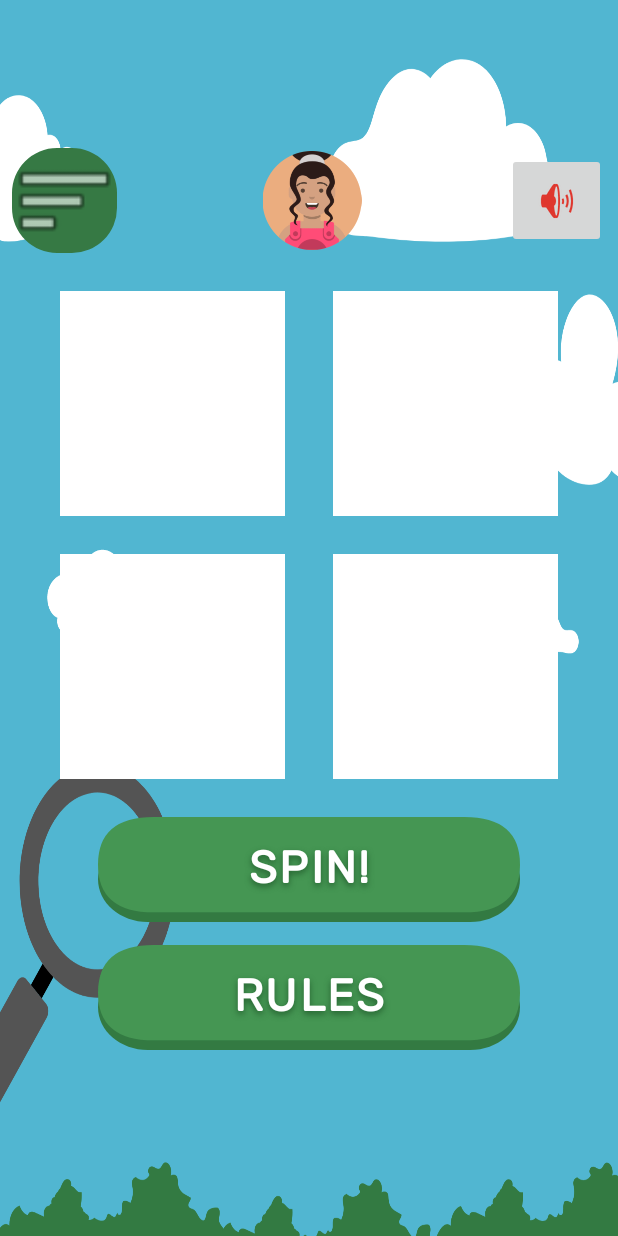
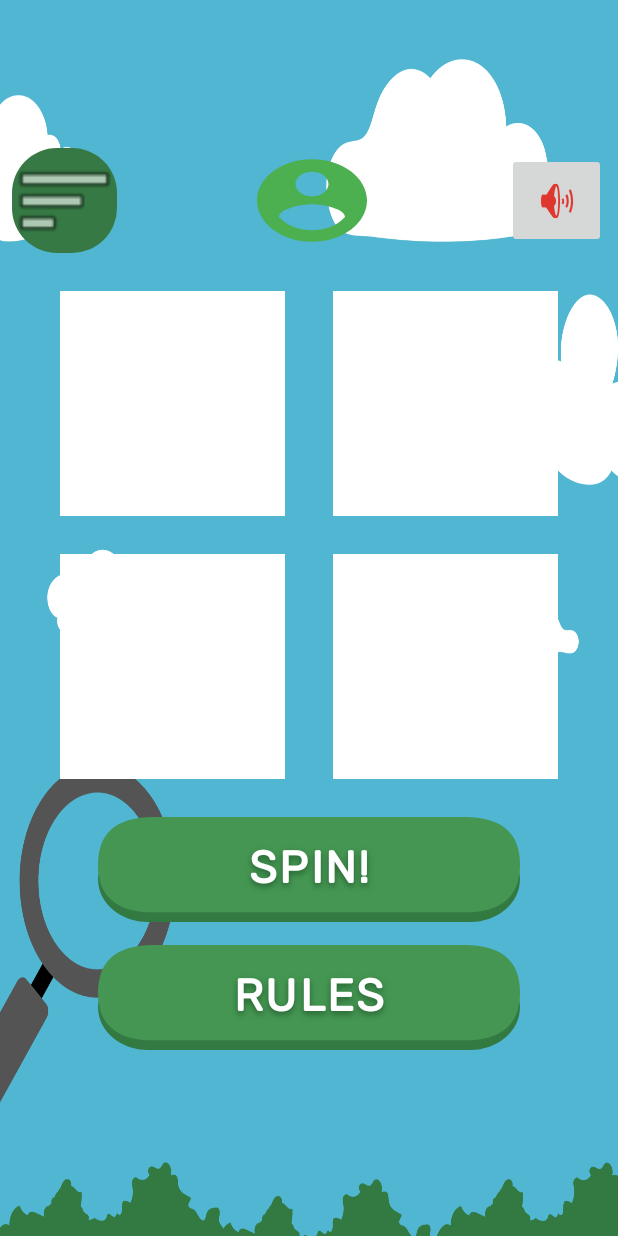
Before and after one commit to GroupA-SODV2999-CapstoneProject/FindAndPlay, an Android app: the SlotMachine screen opened directly, with no data from a screen before it, on a phone screen of 412 x 824 dp. Run offline under Robolectric (Android 15) with nearby library versions, the phone set to English and light mode, and no system bars; our stand-ins replace Firebase (no records; nobody signed in at launch, a user with empty details on screens opened directly), Picasso; pictures from the network do not load.

Commit message:
Updated profile pic

```diff
--- a/app/src/main/java/com/hfad/findandplayA/SlotMachine.java
+++ b/app/src/main/java/com/hfad/findandplayA/SlotMachine.java
@@ -76,6 +76,9 @@ public class SlotMachine extends FindAndPlay_ParentClass implements View.OnClick
         spinBtn.setOnClickListener(this);
         startBtn.setOnClickListener(this);
 
+        final Intent intent = getIntent();
+        String kid = intent.getStringExtra("kid");
+
         ImageView audioBtn = (ImageView) findViewById(R.id.audioBtn);
         audioBtn.setOnClickListener(ref -> {
             audioOn = !audioOn;
@@ -88,6 +91,7 @@ public class SlotMachine extends FindAndPlay_ParentClass implements View.OnClick
             @Override
             public void onClick(View view) {
                 Intent intent = new Intent(SlotMachine.this, ProfileView.class);
+                intent.putExtra("kid", kid);
                 startActivity(intent);
             }
         });
@@ -98,6 +102,7 @@ public class SlotMachine extends FindAndPlay_ParentClass implements View.OnClick
         rulesBtn.setOnClickListener(view -> showDialog());
 
         init_BurgerMenuButton();
+        profilePic(kid);
     }
 
     private void showDialog() {
@@ -404,4 +409,25 @@ public class SlotMachine extends FindAndPlay_ParentClass implements View.OnClick
     }
 
     //TODO Method needed to assign playItems to each child in the current group
+
+    // Update Profile Pic
+    private void profilePic(String kid) {
+        try{
+            if (kid.equals("kid1")){
+                profileOpen.setBackgroundResource(R.drawable.kid1);
+            }else if (kid.equals("kid2")){
+                profileOpen.setBackgroundResource(R.drawable.kid2);
+            }else if (kid.equals("kid3")){
+                profileOpen.setBackgroundResource(R.drawable.kid3);
+            }else if (kid.equals("kid4")){
+                profileOpen.setBackgroundResource(R.drawable.kid4);
+            }else if (kid.equals("kid5")){
+                profileOpen.setBackgroundResource(R.drawable.kid5);
+            }else if (kid.equals("kid6")){
+                profileOpen.setBackgroundResource(R.drawable.kid6);
+            }
+        }catch (Exception e){
+            Log.d(TAG, "Oops");
+        }
+    }
 }
--- a/app/src/main/res/layout-sw600dp/activity_profile_view.xml
+++ b/app/src/main/res/layout-sw600dp/activity_profile_view.xml
@@ -52,7 +52,7 @@
             android:layout_width="300dp"
             android:layout_height="300dp"
             android:layout_weight="2"
-            app:srcCompat="@drawable/kid1" />
+            android:background="@drawable/kid1" />
     </LinearLayout>
 
     <Button
@@ -77,7 +77,6 @@
         android:layout_width="227dp"
         android:layout_height="67dp"
         android:layout_marginTop="8dp"
-        android:text="Player Name"
         android:textSize="34sp"
         android:textStyle="bold"
         app:layout_constraintEnd_toEndOf="parent"
@@ -89,7 +88,6 @@
         android:id="@+id/score"
         android:layout_width="143dp"
         android:layout_height="65dp"
-        android:text="Score:"
         android:textSize="34sp"
         android:textStyle="bold"
         app:layout_constraintEnd_toEndOf="parent"
--- a/app/src/main/res/layout-sw600dp/activity_slot_machinev2.xml
+++ b/app/src/main/res/layout-sw600dp/activity_slot_machinev2.xml
@@ -102,16 +102,16 @@
 
                         <ImageView
                             android:id="@+id/profileOpen"
-                            android:layout_width="wrap_content"
-                            android:layout_height="160dp"
+                            android:layout_width="40dp"
+                            android:layout_height="206dp"
                             android:layout_weight="1"
+                            android:background="@drawable/ic_baseline_account_circle_24"
                             android:clickable="true"
+                            android:contentDescription="@string/profile_picture"
+                            android:focusable="true"
                             app:layout_constraintEnd_toEndOf="parent"
                             app:layout_constraintStart_toStartOf="parent"
-                            app:srcCompat="@drawable/kid1"
-                            tools:ignore="SpeakableTextPresentCheck"
-                            android:focusable="true"
-                            android:contentDescription="@string/profile_picture" />
+                            tools:ignore="SpeakableTextPresentCheck" />
 
                         <TextView
                             android:id="@+id/textView7"
--- a/app/src/main/res/layout/activity_profile_view.xml
+++ b/app/src/main/res/layout/activity_profile_view.xml
@@ -51,7 +51,7 @@
             android:layout_width="228dp"
             android:layout_height="match_parent"
             android:layout_weight="2"
-            app:srcCompat="@drawable/kid1" />
+            android:background="@drawable/kid1" />
     </LinearLayout>
 
     <Button
@@ -72,7 +72,6 @@
         android:layout_width="wrap_content"
         android:layout_height="32dp"
         android:layout_marginTop="20dp"
-        android:text="Player Name"
         android:textSize="24sp"
         android:textStyle="bold"
         app:layout_constraintEnd_toEndOf="parent"
@@ -85,7 +84,6 @@
         android:layout_width="wrap_content"
         android:layout_height="wrap_content"
         android:layout_marginBottom="36dp"
-        android:text="Score:"
         android:textSize="24sp"
         android:textStyle="bold"
         app:layout_constraintBottom_toTopOf="@+id/save_btn"
--- a/app/src/main/res/layout/activity_slot_machinev2.xml
+++ b/app/src/main/res/layout/activity_slot_machinev2.xml
@@ -103,13 +103,13 @@
 
                         <ImageView
                             android:id="@+id/profileOpen"
-                            android:layout_width="wrap_content"
+                            android:layout_width="2dp"
                             android:layout_height="66dp"
                             android:layout_weight="1"
+                            android:background="@drawable/ic_baseline_account_circle_24"
+                            android:contentDescription="@string/profile_picture"
                             app:layout_constraintEnd_toEndOf="parent"
-                            app:layout_constraintStart_toStartOf="parent"
-                            app:srcCompat="@drawable/kid1"
-                            android:contentDescription="@string/profile_picture"/>
+                            app:layout_constraintStart_toStartOf="parent" />
 
                         <TextView
                             android:id="@+id/textView6"
```
Also changed, not shown: app/src/main/java/com/hfad/findandplayA/ProfilePics.java (+19 -0 lines), app/src/main/java/com/hfad/findandplayA/ProfileView.java (+27 -2 lines).
